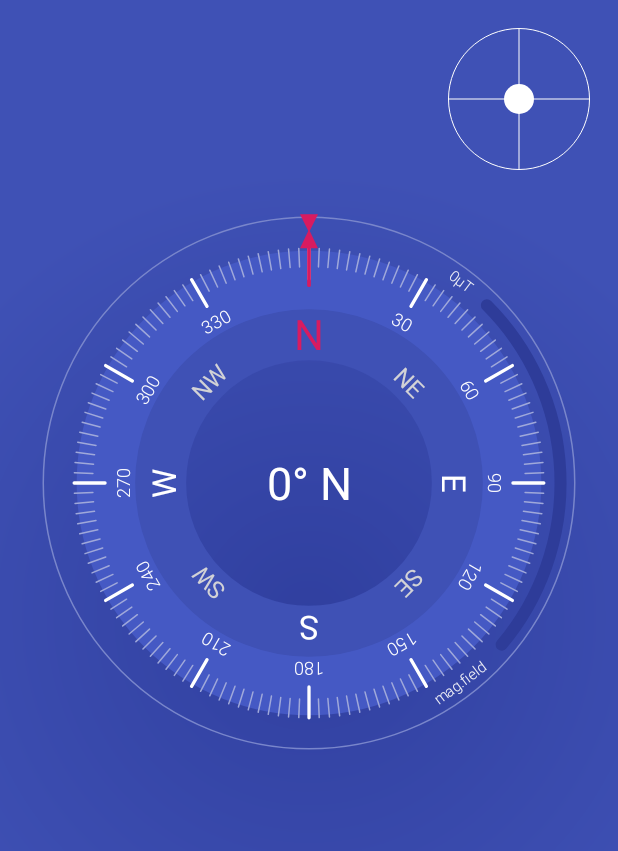
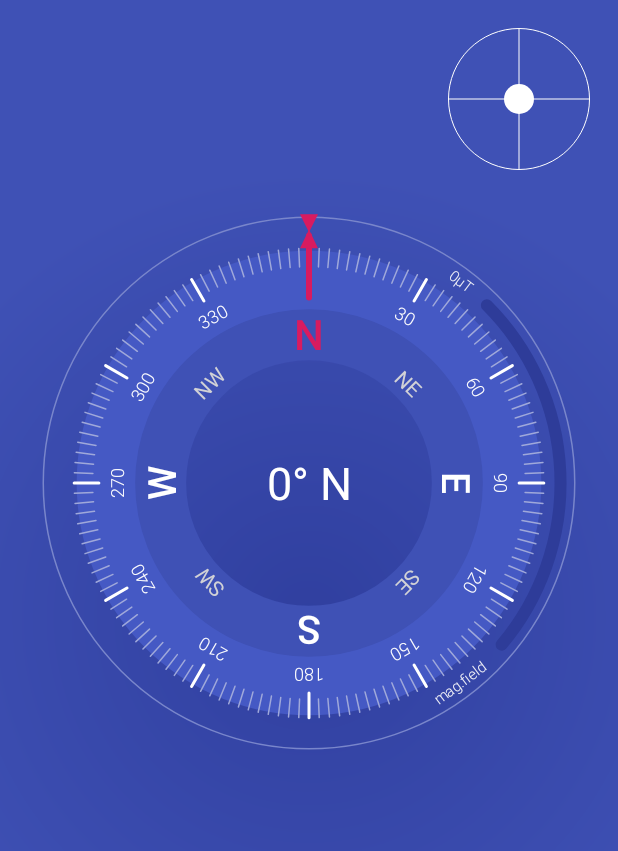
Before and after one commit to Dimowner/AiryCompass, an Android app: the screen it shows after launch (MainActivity), on a phone screen of 412 x 824 dp. Shown: the top 851 px of the screen. Run offline under Robolectric (Android 15) with nearby library versions, the phone set to English and light mode, and no system bars; our stand-ins replace Timber; 3 statements that could not run were skipped.

Commit message:
Compass view adjustments

```diff
--- a/app/build.gradle
+++ b/app/build.gradle
@@ -2,7 +2,7 @@ apply plugin: 'com.android.application'
 
 def versionMajor = 0
 def versionMinor = 1
-def versionPatch = 0
+def versionPatch = 1
 
 android {
 	compileSdkVersion 28
--- a/app/src/main/java/com/dimowner/airycompass/app/widget/CompassView.java
+++ b/app/src/main/java/com/dimowner/airycompass/app/widget/CompassView.java
@@ -27,11 +27,11 @@ public class CompassView extends View {
 	public static final float INNER_RADIUS = 0.24f;
 	public static final float SMALL_MARK_INNER_RADIUS = 0.35f;
 	public static final float SMALL_MARK_OUTER_RADIUS = 0.38f;
-	public static final float BIG_MARK_INNER_RADIUS = 0.33f;
+	public static final float BIG_MARK_INNER_RADIUS = 0.34f;
 	public static final float BIG_MARK_OUTER_RADIUS = 0.38f;
-	public static final float NORTH_MARK_INNER_RADIUS = 0.32f;
+	public static final float NORTH_MARK_INNER_RADIUS = 0.30f;
 	public static final float NORTH_MARK_OUTER_RADIUS = 0.4f;
-	public static final float DEGREE_RADIUS = 0.29f;
+	public static final float DEGREE_RADIUS = 0.30f;
 	public static final float DIRECTION_RADIUS = 0.215f;
 	public static final float MAGNETIC_VIEW_RADIUS = 0.407f;
 	public static final float MAGNETIC_NAME_RADIUS = 0.414f;
@@ -96,6 +96,7 @@ public class CompassView extends View {
 
 	private void init(Context context) {
 		Typeface typeface = Typeface.create("sans-serif-light", Typeface.NORMAL);
+		Typeface typeface2 = Typeface.create("sans-serif-medium", Typeface.NORMAL);
 
 		Resources res = context.getResources();
 		n = res.getString(R.string.n);
@@ -170,7 +171,7 @@ public class CompassView extends View {
 		bigMarkPaint.setStrokeCap(Paint.Cap.ROUND);
 		bigMarkPaint.setColor(bigMarkColor);
 		bigMarkPaint.setStyle(Paint.Style.STROKE);
-		bigMarkPaint.setStrokeWidth(AndroidUtils.dpToPx(2.2f));
+		bigMarkPaint.setStrokeWidth(AndroidUtils.dpToPx(2f));
 
 		//NorthMark
 		northMarkStaticPaint = new Paint(Paint.ANTI_ALIAS_FLAG);
@@ -181,10 +182,11 @@ public class CompassView extends View {
 		northMarkPaint.setStrokeCap(Paint.Cap.ROUND);
 		northMarkPaint.setColor(northMarkColor);
 		northMarkPaint.setStyle(Paint.Style.STROKE);
-		northMarkPaint.setStrokeWidth(AndroidUtils.dpToPx(2.46f));
+		northMarkPaint.setStrokeWidth(AndroidUtils.dpToPx(4f));
 
 		northMarkTextPaint = new Paint(Paint.ANTI_ALIAS_FLAG);
 		northMarkTextPaint.setColor(northMarkColor);
+		northMarkTextPaint.setTypeface(typeface2);
 		northMarkTextPaint.setTextSize(AndroidUtils.dpToPx(28));
 		northMarkTextPaint.setTextAlign(Paint.Align.CENTER);
 
@@ -197,12 +199,13 @@ public class CompassView extends View {
 
 		directionTextMainPaint = new Paint(Paint.ANTI_ALIAS_FLAG);
 		directionTextMainPaint.setColor(primaryTextColor);
-		directionTextMainPaint.setTextSize(AndroidUtils.dpToPx(22));
+		directionTextMainPaint.setTextSize(AndroidUtils.dpToPx(26));
+		directionTextMainPaint.setTypeface(typeface2);
 		directionTextMainPaint.setTextAlign(Paint.Align.CENTER);
 
 		directionTextSlavePaint = new Paint(Paint.ANTI_ALIAS_FLAG);
 		directionTextSlavePaint.setColor(secondaryTextColor);
-		directionTextSlavePaint.setTextSize(AndroidUtils.dpToPx(16));
+		directionTextSlavePaint.setTextSize(AndroidUtils.dpToPx(14));
 		directionTextSlavePaint.setTextAlign(Paint.Align.CENTER);
 
 		//Current direction
```
